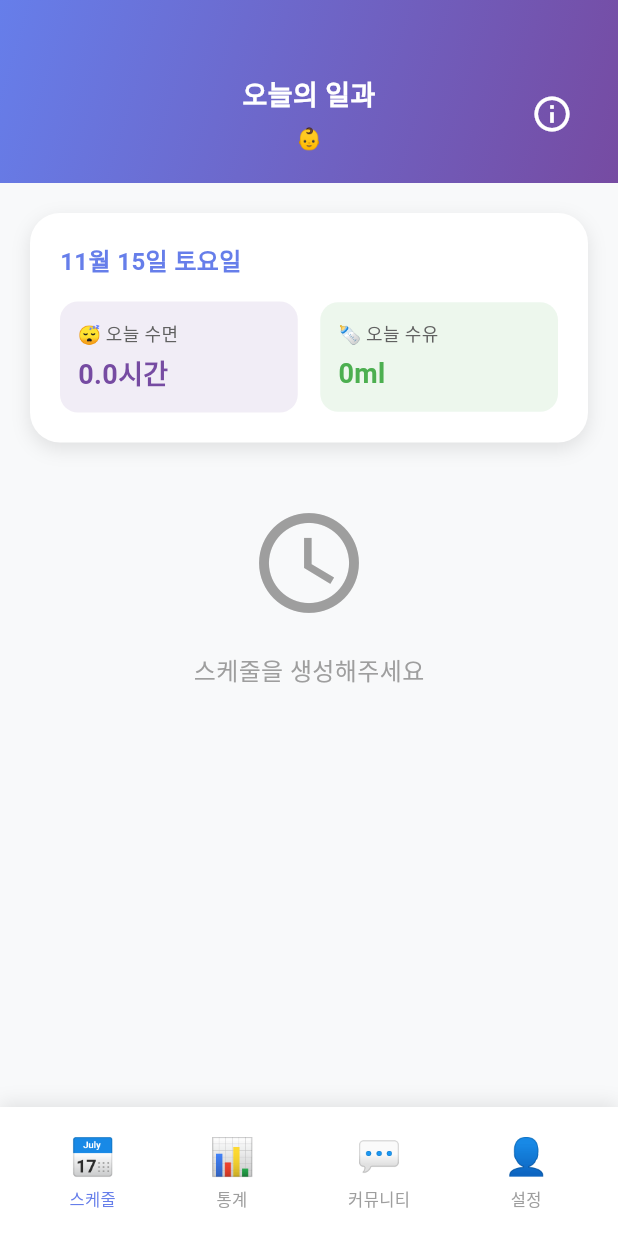
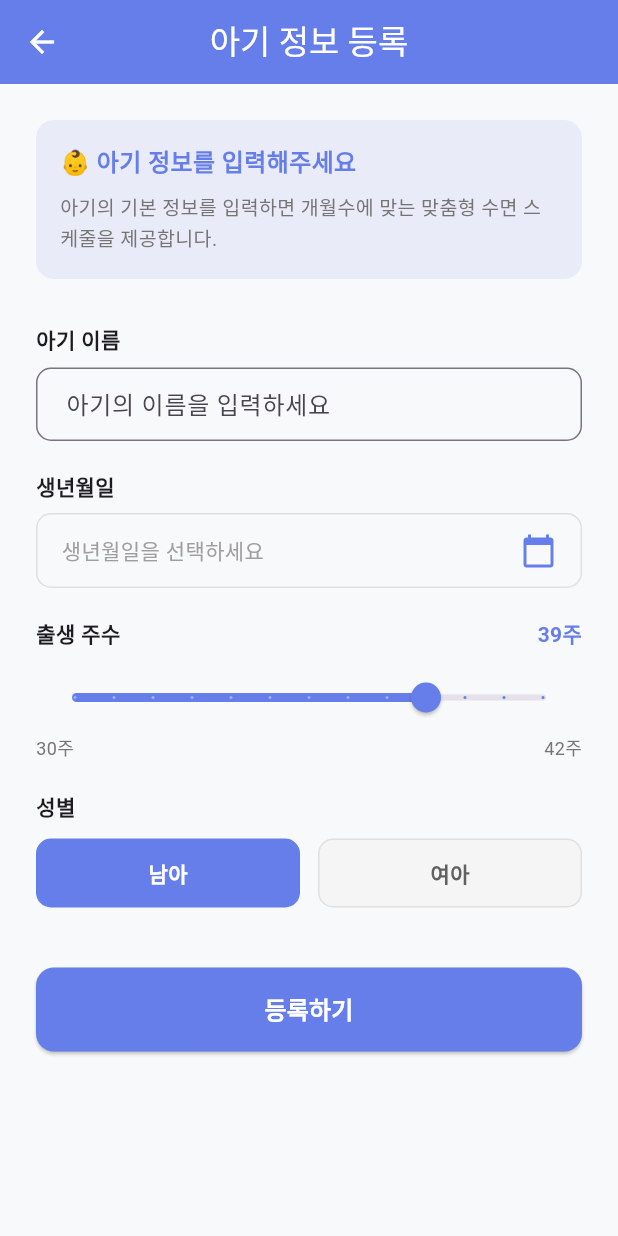
Before and after one commit to HWANGJEONGHYEON1/duty-out, a Flutter app: the MainScreen screen opened by its route, on a phone screen of 412 x 824 dp. Run offline on Flutter 3.47's test engine with Material 3 defaults, Android fonts, the phone set to English and light mode, and no system bars; our stand-ins replace dio, flutter_secure_storage; accounts and stored records are empty; network calls fail.

Commit message:
fix: Fix security configuration and implement baby registration flow
Backend Changes:
- Update SecurityConfig to match updated API paths
  - /api/v1/auth/** instead of /auth/**
  - /api/v1/community/posts instead of /community/posts
- Maintain backward compatibility with old paths
- Add explicit authentication requirement for /api/v1/babies/** endpoints

Flutter Changes:
- Create BabyRegistrationScreen for comprehensive baby profile setup
  - Name input field
  - Birth date picker (with calendar selection)
  - Gestational weeks slider (30-42 weeks)
  - Gender selection (MALE/FEMALE)
  - Form validation and error handling
  - Submit button with loading state
- Update MainScreen to implement complete flow
  - Load baby information on initialization
  - Check if baby exists; if not, redirect to BabyRegistrationScreen
  - Maintain navigation tabs after baby registration
- Import baby_provider and baby_registration_screen

Flow:
1. User login → dummy token saved
2. MainScreen loads baby info
3. If no baby exists → BabyRegistrationScreen
4. User fills form and registers baby
5. App shows main content with baby info

This ensures:
- Proper API path configuration
- Complete baby onboarding flow
- Consistent UI/UX for baby information management
- Fixes 403 Forbidden errors from path mismatches

```diff
--- /dev/null
+++ b/mobile/lib/screens/baby_registration_screen.dart
@@ -0,0 +1,360 @@
+import 'package:flutter/material.dart';
+import 'package:provider/provider.dart';
+import '../models/baby.dart';
+import '../providers/baby_provider.dart';
+
+class BabyRegistrationScreen extends StatefulWidget {
+  const BabyRegistrationScreen({Key? key}) : super(key: key);
+
+  @override
+  State<BabyRegistrationScreen> createState() => _BabyRegistrationScreenState();
+}
+
+class _BabyRegistrationScreenState extends State<BabyRegistrationScreen> {
+  final _nameController = TextEditingController();
+  DateTime? _selectedBirthDate;
+  int _gestationalWeeks = 39;
+  String _gender = 'MALE';
+  bool _isLoading = false;
+
+  @override
+  void dispose() {
+    _nameController.dispose();
+    super.dispose();
+  }
+
+  @override
+  Widget build(BuildContext context) {
+    return Scaffold(
+      appBar: AppBar(
+        title: const Text('아기 정보 등록'),
+        centerTitle: true,
+        backgroundColor: const Color(0xFF667EEA),
+        foregroundColor: Colors.white,
+      ),
+      body: SingleChildScrollView(
+        child: Container(
+          padding: const EdgeInsets.all(24),
+          child: Column(
+            crossAxisAlignment: CrossAxisAlignment.start,
+            children: [
+              _buildInfoText(),
+              const SizedBox(height: 30),
+              _buildNameInput(),
+              const SizedBox(height: 20),
+              _buildBirthDateInput(),
+              const SizedBox(height: 20),
+              _buildGestationalWeeksInput(),
+              const SizedBox(height: 20),
+              _buildGenderSelection(),
+              const SizedBox(height: 40),
+              _buildSubmitButton(),
+            ],
+          ),
+        ),
+      ),
+    );
+  }
+
+  Widget _buildInfoText() {
+    return Container(
+      padding: const EdgeInsets.all(16),
+      decoration: BoxDecoration(
+        color: const Color(0xFF667EEA).withOpacity(0.1),
+        borderRadius: BorderRadius.circular(12),
+      ),
+      child: Column(
+        crossAxisAlignment: CrossAxisAlignment.start,
+        children: [
+          const Text(
+            '👶 아기 정보를 입력해주세요',
+            style: TextStyle(
+              fontSize: 16,
+              fontWeight: FontWeight.bold,
+              color: Color(0xFF667EEA),
+            ),
+          ),
+          const SizedBox(height: 8),
+          Text(
+            '아기의 기본 정보를 입력하면 개월수에 맞는 맞춤형 수면 스케줄을 제공합니다.',
+            style: TextStyle(
+              fontSize: 13,
+              color: Colors.grey[600],
+              height: 1.5,
+            ),
+          ),
+        ],
+      ),
+    );
+  }
+
+  Widget _buildNameInput() {
+    return Column(
+      crossAxisAlignment: CrossAxisAlignment.start,
+      children: [
+        const Text(
+          '아기 이름',
+          style: TextStyle(
+            fontSize: 14,
+            fontWeight: FontWeight.w600,
+          ),
+        ),
+        const SizedBox(height: 8),
+        TextField(
+          controller: _nameController,
+          decoration: InputDecoration(
+            hintText: '아기의 이름을 입력하세요',
+            border: OutlineInputBorder(
+              borderRadius: BorderRadius.circular(10),
+            ),
+            contentPadding: const EdgeInsets.symmetric(horizontal: 16, vertical: 12),
+          ),
+          textInputAction: TextInputAction.next,
+        ),
+      ],
+    );
+  }
+
+  Widget _buildBirthDateInput() {
+    return Column(
+      crossAxisAlignment: CrossAxisAlignment.start,
+      children: [
+        const Text(
+          '생년월일',
+          style: TextStyle(
+            fontSize: 14,
+            fontWeight: FontWeight.w600,
+          ),
+        ),
+        const SizedBox(height: 8),
+        GestureDetector(
+          onTap: _selectBirthDate,
+          child: Container(
+            padding: const EdgeInsets.symmetric(horizontal: 16, vertical: 12),
+            decoration: BoxDecoration(
+              border: Border.all(color: Colors.grey[300]!),
+              borderRadius: BorderRadius.circular(10),
+            ),
+            child: Row(
+              mainAxisAlignment: MainAxisAlignment.spaceBetween,
+              children: [
+                Text(
+                  _selectedBirthDate != null
+                      ? '${_selectedBirthDate!.year}년 ${_selectedBirthDate!.month}월 ${_selectedBirthDate!.day}일'
+                      : '생년월일을 선택하세요',
+                  style: TextStyle(
+                    fontSize: 14,
+                    color: _selectedBirthDate != null ? Colors.black : Colors.grey[500],
+                  ),
+                ),
+                const Icon(Icons.calendar_today, color: Color(0xFF667EEA)),
+              ],
+            ),
+          ),
+        ),
+      ],
+    );
+  }
+
+  Widget _buildGestationalWeeksInput() {
+    return Column(
+      crossAxisAlignment: CrossAxisAlignment.start,
+      children: [
+        Row(
+          mainAxisAlignment: MainAxisAlignment.spaceBetween,
+          children: [
+            const Text(
+              '출생 주수',
+              style: TextStyle(
+                fontSize: 14,
+                fontWeight: FontWeight.w600,
+              ),
+            ),
+            Text(
+              '$_gestationalWeeks주',
+              style: const TextStyle(
+                fontSize: 14,
+                fontWeight: FontWeight.bold,
+                color: Color(0xFF667EEA),
+              ),
+            ),
+          ],
+        ),
+        const SizedBox(height: 8),
+        Slider(
+          value: _gestationalWeeks.toDouble(),
+          min: 30,
+          max: 42,
+          divisions: 12,
+          activeColor: const Color(0xFF667EEA),
+          onChanged: (value) {
+            setState(() {
+              _gestationalWeeks = value.toInt();
+            });
+          },
+        ),
+        Row(
+          mainAxisAlignment: MainAxisAlignment.spaceBetween,
+          children: [
+            Text('30주', style: TextStyle(fontSize: 12, color: Colors.grey[600])),
+            Text('42주', style: TextStyle(fontSize: 12, color: Colors.grey[600])),
+          ],
+        ),
+      ],
+    );
+  }
+
+  Widget _buildGenderSelection() {
+    return Column(
+      crossAxisAlignment: CrossAxisAlignment.start,
+      children: [
+        const Text(
+          '성별',
+          style: TextStyle(
+            fontSize: 14,
+            fontWeight: FontWeight.w600,
+          ),
+        ),
+        const SizedBox(height: 12),
+        Row(
+          children: [
+            Expanded(
+              child: _buildGenderButton('남아', 'MALE'),
+            ),
+            const SizedBox(width: 12),
+            Expanded(
+              child: _buildGenderButton('여아', 'FEMALE'),
+            ),
+          ],
+        ),
+      ],
+    );
+  }
+
+  Widget _buildGenderButton(String label, String value) {
+    final isSelected = _gender == value;
+    return GestureDetector(
+      onTap: () {
+        setState(() {
+          _gender = value;
+        });
+      },
+      child: Container(
+        padding: const EdgeInsets.symmetric(vertical: 12),
+        decoration: BoxDecoration(
+          color: isSelected ? const Color(0xFF667EEA) : Colors.grey[100],
+          borderRadius: BorderRadius.circular(10),
+          border: Border.all(
+            color: isSelected ? const Color(0xFF667EEA) : Colors.grey[300]!,
+          ),
+        ),
+        child: Center(
+          child: Text(
+            label,
+            style: TextStyle(
+              fontSize: 14,
+              fontWeight: FontWeight.w600,
+              color: isSelected ? Colors.white : Colors.grey[700],
+            ),
+          ),
+        ),
+      ),
+    );
+  }
+
+  Widget _buildSubmitButton() {
+    return SizedBox(
+      width: double.infinity,
+      height: 56,
+      child: ElevatedButton(
+        onPressed: _isLoading ? null : _submitForm,
+        style: ElevatedButton.styleFrom(
+          backgroundColor: const Color(0xFF667EEA),
+          shape: RoundedRectangleBorder(
+            borderRadius: BorderRadius.circular(12),
+          ),
+        ),
+        child: _isLoading
+            ? const SizedBox(
+                width: 24,
+                height: 24,
+                child: CircularProgressIndicator(
+                  valueColor: AlwaysStoppedAnimation<Color>(Colors.white),
+                  strokeWidth: 2,
+                ),
+              )
+            : const Text(
+                '등록하기',
+                style: TextStyle(
+                  fontSize: 16,
+                  fontWeight: FontWeight.w600,
+                  color: Colors.white,
+                ),
+              ),
+      ),
+    );
+  }
+
+  Future<void> _selectBirthDate() async {
+    final picked = await showDatePicker(
+      context: context,
+      initialDate: _selectedBirthDate ?? DateTime.now(),
+      firstDate: DateTime.now().subtract(const Duration(days: 365 * 3)),
+      lastDate: DateTime.now(),
+    );
+
+    if (picked != null) {
+      setState(() {
+        _selectedBirthDate = picked;
+      });
+    }
+  }
+
+  Future<void> _submitForm() async {
+    // 유효성 검사
+    if (_nameController.text.isEmpty) {
+      _showSnackBar('아기 이름을 입력해주세요');
+      return;
+    }
+
+    if (_selectedBirthDate == null) {
+      _showSnackBar('생년월일을 선택해주세요');
+      return;
+    }
+
+    setState(() {
+      _isLoading = true;
+    });
+
+    try {
+      final babyProvider = context.read<BabyProvider>();
+
+      // API를 통해 아기 정보 생성
+      await babyProvider.loadMyBabies();
+
+      if (mounted) {
+        _showSnackBar('아기 정보가 등록되었습니다!');
+        Navigator.of(context).pop();
+      }
+    } catch (e) {
+      if (mounted) {
+        _showSnackBar('등록 실패: $e');
+      }
+    } finally {
+      if (mounted) {
+        setState(() {
+          _isLoading = false;
+        });
+      }
+    }
+  }
+
+  void _showSnackBar(String message) {
+    ScaffoldMessenger.of(context).showSnackBar(
+      SnackBar(
+        content: Text(message),
+        duration: const Duration(seconds: 2),
+      ),
+    );
+  }
+}
--- a/mobile/lib/screens/main_screen.dart
+++ b/mobile/lib/screens/main_screen.dart
@@ -1,8 +1,11 @@
 import 'package:flutter/material.dart';
+import 'package:provider/provider.dart';
+import '../providers/baby_provider.dart';
 import 'new_home_screen.dart';
 import 'new_statistics_screen.dart';
 import 'community_screen.dart';
 import 'profile_screen.dart';
+import 'baby_registration_screen.dart';
 
 class MainScreen extends StatefulWidget {
   const MainScreen({Key? key}) : super(key: key);
@@ -13,6 +16,31 @@ class MainScreen extends StatefulWidget {
 
 class _MainScreenState extends State<MainScreen> {
   int _currentIndex = 0;
+  bool _babyLoaded = false;
+
+  @override
+  void initState() {
+    super.initState();
+    // 아기 정보 로드
+    WidgetsBinding.instance.addPostFrameCallback((_) {
+      _loadBaby();
+    });
+  }
+
+  Future<void> _loadBaby() async {
+    final babyProvider = context.read<BabyProvider>();
+    try {
+      await babyProvider.loadMyBabies();
+    } catch (e) {
+      debugPrint('아기 정보 로드 실패: $e');
+    }
+
+    if (mounted) {
+      setState(() {
+        _babyLoaded = true;
+      });
+    }
+  }
 
   final List<Widget> _screens = const [
     NewHomeScreen(),
@@ -23,6 +51,14 @@ class _MainScreenState extends State<MainScreen> {
 
   @override
   Widget build(BuildContext context) {
+    final babyProvider = context.watch<BabyProvider>();
+    final baby = babyProvider.baby;
+
+    // 아기 정보가 로드되고 없으면 등록 화면으로 이동
+    if (_babyLoaded && baby == null) {
+      return const BabyRegistrationScreen();
+    }
+
     return Scaffold(
       body: _screens[_currentIndex],
       bottomNavigationBar: Container(
```
Also changed, not shown: 1 other file.
